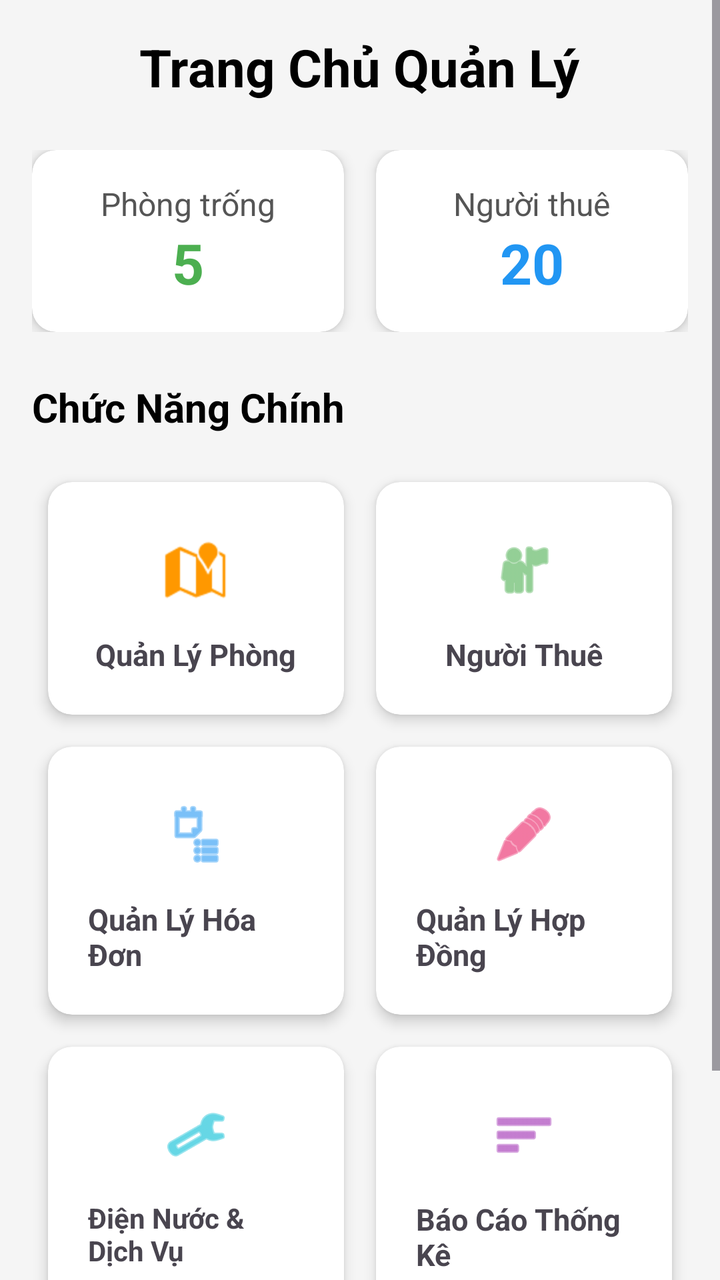
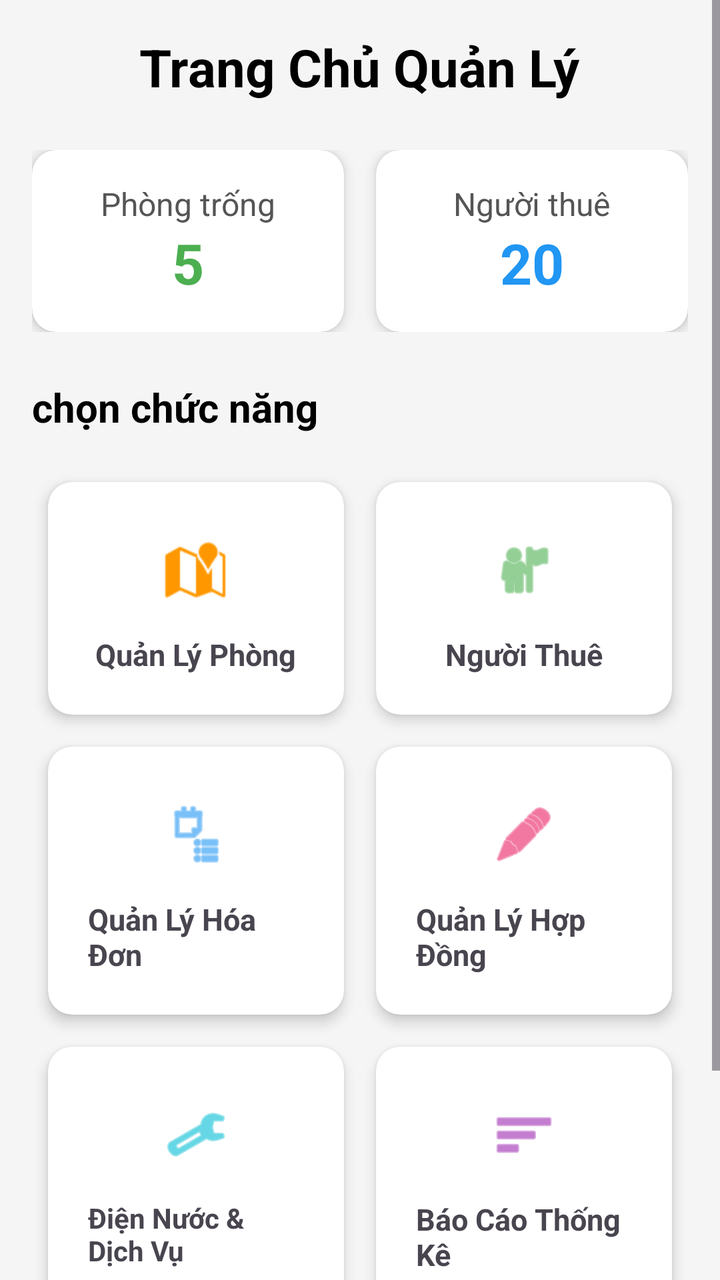

Compare the two renders of this Android layout. The source of the first and the diff that turns it into the second are given below.
<!-- AndroidManifest.xml: application theme Theme.Detai1 -->
<!-- res/layout/giaodientrangchu.xml -->
<?xml version="1.0" encoding="utf-8"?>
<ScrollView xmlns:android="http://schemas.android.com/apk/res/android"
    xmlns:app="http://schemas.android.com/apk/res-auto"
    android:layout_width="match_parent"
    android:layout_height="match_parent"
    android:background="#F5F5F5">

    <LinearLayout
        android:layout_width="match_parent"
        android:layout_height="wrap_content"
        android:orientation="vertical"
        android:padding="16dp">

        
        <TextView
            android:id="@+id/txtloichao"
            android:layout_width="wrap_content"
            android:layout_height="wrap_content"
            android:layout_gravity="center"
            android:layout_marginBottom="24dp"
            android:text="Trang Chủ Quản Lý"
            android:textColor="@android:color/black"
            android:textSize="26sp"
            android:textStyle="bold" />

        
        <LinearLayout
            android:layout_width="match_parent"
            android:layout_height="wrap_content"
            android:layout_marginBottom="24dp"
            android:orientation="horizontal">

            
            <androidx.cardview.widget.CardView
                android:layout_width="0dp"
                android:layout_height="wrap_content"
                android:layout_marginEnd="8dp"
                android:layout_weight="1"
                app:cardCornerRadius="12dp"
                app:cardElevation="4dp">

                <LinearLayout
                    android:layout_width="match_parent"
                    android:layout_height="wrap_content"
                    android:gravity="center"
                    android:orientation="vertical"
                    android:padding="16dp">

                    <TextView
                        android:layout_width="wrap_content"
                        android:layout_height="wrap_content"
                        android:text="Phòng trống"
                        android:textColor="#555555"
                        android:textSize="16sp" />

                    <TextView
                        android:id="@+id/txtsophongtrong"
                        android:layout_width="wrap_content"
                        android:layout_height="wrap_content"
                        android:text="5"
                        android:textColor="#4CAF50"
                        android:textSize="28sp"
                        android:textStyle="bold" />
                </LinearLayout>
            </androidx.cardview.widget.CardView>

            
            <androidx.cardview.widget.CardView
                android:layout_width="0dp"
                android:layout_height="wrap_content"
                android:layout_marginStart="8dp"
                android:layout_weight="1"
                app:cardCornerRadius="12dp"
                app:cardElevation="4dp">

                <LinearLayout
                    android:layout_width="match_parent"
                    android:layout_height="wrap_content"
                    android:gravity="center"
                    android:orientation="vertical"
                    android:padding="16dp">

                    <TextView
                        android:layout_width="wrap_content"
                        android:layout_height="wrap_content"
                        android:text="Người thuê"
                        android:textColor="#555555"
                        android:textSize="16sp" />

                    <TextView
                        android:id="@+id/txtsonguoithue"
                        android:layout_width="wrap_content"
                        android:layout_height="wrap_content"
                        android:text="20"
                        android:textColor="#2196F3"
                        android:textSize="28sp"
                        android:textStyle="bold" />
                </LinearLayout>
            </androidx.cardview.widget.CardView>

        </LinearLayout>

        
        <TextView
            android:layout_width="wrap_content"
            android:layout_height="wrap_content"
            android:layout_marginBottom="16dp"
            android:text="Chức Năng Chính"
            android:textColor="@android:color/black"
            android:textSize="20sp"
            android:textStyle="bold" />

        
        <GridLayout
            android:layout_width="match_parent"
            android:layout_height="wrap_content"
            android:alignmentMode="alignMargins"
            android:columnCount="2"
            android:columnOrderPreserved="false">

            
            <androidx.cardview.widget.CardView
                android:id="@+id/cvquanlyphongtro"
                android:layout_width="0dp"
                android:layout_height="wrap_content"
                android:layout_columnWeight="1"
                android:layout_margin="8dp"
                android:clickable="true"
                android:foreground="?android:attr/selectableItemBackground"
                app:cardCornerRadius="12dp"
                app:cardElevation="4dp">

                <LinearLayout
                    android:layout_width="match_parent"
                    android:layout_height="wrap_content"
                    android:gravity="center"
                    android:orientation="vertical"
                    android:padding="20dp">

                    <ImageButton
                        android:id="@+id/btnimgquanlyphongtro"
                        android:layout_width="48dp"
                        android:layout_height="48dp"
                        android:src="@android:drawable/ic_dialog_map"
                        app:tint="#FF9800"
                        android:background="?attr/selectableItemBackgroundBorderless"
                        android:contentDescription="Quản lý phòng"/>

                    <TextView
                        android:layout_width="wrap_content"
                        android:layout_height="wrap_content"
                        android:layout_marginTop="8dp"
                        android:text="Quản Lý Phòng"
                        android:textSize="15sp"
                        android:textStyle="bold" />
                </LinearLayout>
            </androidx.cardview.widget.CardView>

            
            <androidx.cardview.widget.CardView
                android:id="@+id/cvquanlynguoithue"
                android:layout_width="0dp"
                android:layout_height="wrap_content"
                android:layout_columnWeight="1"
                android:layout_margin="8dp"
                android:clickable="true"
                android:foreground="?android:attr/selectableItemBackground"
                app:cardCornerRadius="12dp"
                app:cardElevation="4dp">

                <LinearLayout
                    android:layout_width="match_parent"
                    android:layout_height="wrap_content"
                    android:gravity="center"
                    android:orientation="vertical"
                    android:padding="20dp">

                    <ImageButton
                        android:id="@+id/btnimgnguoithue"
                        android:layout_width="48dp"
                        android:layout_height="48dp"
                        android:src="@android:drawable/ic_menu_myplaces"
                        app:tint="#4CAF50"
                        android:background="?attr/selectableItemBackgroundBorderless"
                        android:contentDescription="Người thuê"/>

                    <TextView
                        android:layout_width="wrap_content"
                        android:layout_height="wrap_content"
                        android:layout_marginTop="8dp"
                        android:text="Người Thuê"
                        android:textSize="15sp"
                        android:textStyle="bold" />
                </LinearLayout>
            </androidx.cardview.widget.CardView>

            
            <androidx.cardview.widget.CardView
                android:id="@+id/cvquanlyhoadon"
                android:layout_width="0dp"
                android:layout_height="wrap_content"
                android:layout_columnWeight="1"
                android:layout_margin="8dp"
                android:clickable="true"
                android:foreground="?android:attr/selectableItemBackground"
                app:cardCornerRadius="12dp"
                app:cardElevation="4dp">

                <LinearLayout
                    android:layout_width="match_parent"
                    android:layout_height="wrap_content"
                    android:gravity="center"
                    android:orientation="vertical"
                    android:padding="20dp">

                    <ImageButton
                        android:id="@+id/btnimghoadon"
                        android:layout_width="48dp"
                        android:layout_height="48dp"
                        android:src="@android:drawable/ic_menu_agenda"
                        app:tint="#2196F3"
                        android:background="?attr/selectableItemBackgroundBorderless"
                        android:contentDescription="Quản lý hóa đơn"/>

                    <TextView
                        android:layout_width="wrap_content"
                        android:layout_height="wrap_content"
                        android:layout_marginTop="8dp"
                        android:text="Quản Lý Hóa Đơn"
                        android:textSize="15sp"
                        android:textStyle="bold" />
                </LinearLayout>
            </androidx.cardview.widget.CardView>

            
            <androidx.cardview.widget.CardView
                android:id="@+id/cvquanlyhopdong"
                android:layout_width="0dp"
                android:layout_height="wrap_content"
                android:layout_columnWeight="1"
                android:layout_margin="8dp"
                android:clickable="true"
                android:foreground="?android:attr/selectableItemBackground"
                app:cardCornerRadius="12dp"
                app:cardElevation="4dp">

                <LinearLayout
                    android:layout_width="match_parent"
                    android:layout_height="wrap_content"
                    android:gravity="center"
                    android:orientation="vertical"
                    android:padding="20dp">

                    <ImageButton
                        android:id="@+id/btnimghopdong"
                        android:layout_width="48dp"
                        android:layout_height="48dp"
                        android:src="@android:drawable/ic_menu_edit"
                        app:tint="#E91E63"
                        android:background="?attr/selectableItemBackgroundBorderless"
                        android:contentDescription="Quản lý hợp đồng"/>

                    <TextView
                        android:layout_width="wrap_content"
                        android:layout_height="wrap_content"
                        android:layout_marginTop="8dp"
                        android:text="Quản Lý Hợp Đồng"
                        android:textSize="15sp"
                        android:textStyle="bold" />
                </LinearLayout>
            </androidx.cardview.widget.CardView>

            
            <androidx.cardview.widget.CardView
                android:id="@+id/cvquanlydiennuoc"
                android:layout_width="0dp"
                android:layout_height="wrap_content"
                android:layout_columnWeight="1"
                android:layout_margin="8dp"
                android:clickable="true"
                android:foreground="?android:attr/selectableItemBackground"
                app:cardCornerRadius="12dp"
                app:cardElevation="4dp">

                <LinearLayout
                    android:layout_width="match_parent"
                    android:layout_height="wrap_content"
                    android:gravity="center"
                    android:orientation="vertical"
                    android:padding="20dp">

                    <ImageButton
                        android:id="@+id/btnimgdiennuoc"
                        android:layout_width="48dp"
                        android:layout_height="48dp"
                        android:src="@android:drawable/ic_menu_manage"
                        app:tint="#00BCD4"
                        android:background="?attr/selectableItemBackgroundBorderless"
                        android:contentDescription="Điện nước dịch vụ"/>

                    <TextView
                        android:layout_width="wrap_content"
                        android:layout_height="wrap_content"
                        android:layout_marginTop="8dp"
                        android:text="Điện Nước &amp; Dịch Vụ"
                        android:textSize="14sp"
                        android:textStyle="bold" />
                </LinearLayout>
            </androidx.cardview.widget.CardView>

            
            <androidx.cardview.widget.CardView
                android:id="@+id/cvthongke"
                android:layout_width="0dp"
                android:layout_height="wrap_content"
                android:layout_columnWeight="1"
                android:layout_margin="8dp"
                android:clickable="true"
                android:foreground="?android:attr/selectableItemBackground"
                app:cardCornerRadius="12dp"
                app:cardElevation="4dp">

                <LinearLayout
                    android:layout_width="match_parent"
                    android:layout_height="wrap_content"
                    android:gravity="center"
                    android:orientation="vertical"
                    android:padding="20dp">

                    <ImageButton
                        android:id="@+id/btnimgthongke"
                        android:layout_width="48dp"
                        android:layout_height="48dp"
                        android:src="@android:drawable/ic_menu_sort_by_size"
                        app:tint="#9C27B0"
                        android:background="?attr/selectableItemBackgroundBorderless"
                        android:contentDescription="Thống kê"/>

                    <TextView
                        android:layout_width="wrap_content"
                        android:layout_height="wrap_content"
                        android:layout_marginTop="8dp"
                        android:text="Báo Cáo Thống Kê"
                        android:textSize="15sp"
                        android:textStyle="bold" />
                </LinearLayout>
            </androidx.cardview.widget.CardView>

        </GridLayout>

        
        <Button
            android:id="@+id/btndangxuat"
            android:layout_width="match_parent"
            android:layout_height="60dp"
            android:layout_marginTop="24dp"
            android:backgroundTint="#F44336"
            android:text="ĐĂNG XUẤT"
            android:textColor="@android:color/white"
            android:textSize="18sp" />

    </LinearLayout>
</ScrollView>
<!-- resources referenced by this layout -->
<resources>
  <style name="Theme.Detai1" parent="Base.Theme.Detai1" />
  <style name="Base.Theme.Detai1" parent="Theme.Material3.DayNight.NoActionBar">
          
          
      </style>
</resources>

<!-- the commit's change to res/layout/giaodientrangchu.xml (unified diff, before → after) -->
@@ -105,7 +105,7 @@
             android:layout_width="wrap_content"
             android:layout_height="wrap_content"
             android:layout_marginBottom="16dp"
-            android:text="Chức Năng Chính"
+            android:text="chọn chức năng"
             android:textColor="@android:color/black"
             android:textSize="20sp"
             android:textStyle="bold" />
